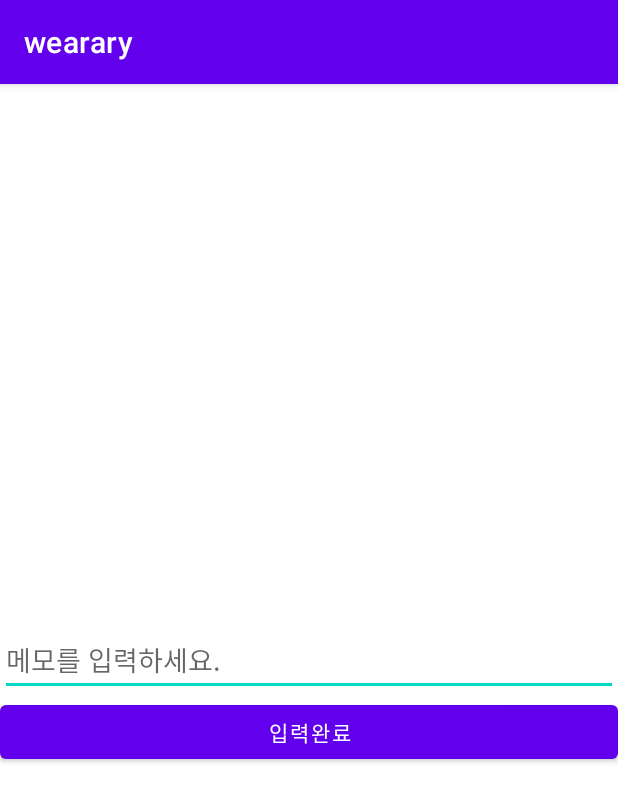
After one commit to EON-JOO/wearary, an Android app: the Activity3_addmemo screen opened directly, with no data from a screen before it, on a phone screen of 412 x 824 dp. The commit adds this screen. Shown: the top 802 px of the screen. Run offline under Robolectric (Android 15) with nearby library versions, the phone set to English and light mode, and no system bars.

Commit message:
Revert "Revert "Activity3 branch""

```diff
--- a/app/build.gradle
+++ b/app/build.gradle
@@ -33,6 +33,7 @@ dependencies {
     implementation 'androidx.appcompat:appcompat:1.2.0'
     implementation 'com.google.android.material:material:1.3.0'
     implementation 'androidx.constraintlayout:constraintlayout:2.0.4'
+    implementation "androidx.recyclerview:recyclerview:1.2.0"
     implementation 'androidx.preference:preference:1.1.1'
     testImplementation 'junit:junit:4.+'
     androidTestImplementation 'androidx.test.ext:junit:1.1.2'
--- /dev/null
+++ b/app/src/main/java/com/professsionalandroid/apps/wearary/Activity3_addmemo.java
@@ -0,0 +1,47 @@
+package com.professsionalandroid.apps.wearary;
+
+import androidx.appcompat.app.AppCompatActivity;
+
+import android.content.Intent;
+import android.os.Bundle;
+import android.view.View;
+import android.widget.EditText;
+import android.widget.Toast;
+
+import java.text.SimpleDateFormat;
+import java.util.Date;
+
+public class Activity3_addmemo extends AppCompatActivity {
+    EditText editText;
+
+    @Override
+    protected void onCreate(Bundle savedInstanceState) {
+        super.onCreate(savedInstanceState);
+        setContentView(R.layout.activity3_addmemo);
+
+        editText=findViewById(R.id.edtMemo);
+
+        findViewById(R.id.completeButton).setOnClickListener(new View.OnClickListener() {
+            @Override
+            public void onClick(View v) {
+                String str = editText.getText().toString();
+
+                if(str.length()>0){
+                    Date date = new Date();
+                    SimpleDateFormat simpleDateFormat = new SimpleDateFormat("yyyy-MM-dd");
+
+                    String substr = simpleDateFormat.format(date);
+
+                    Toast.makeText(Activity3_addmemo.this,str+","+substr,Toast.LENGTH_SHORT).show();
+
+                    Intent intent = new Intent();
+                    intent.putExtra("main",str);
+                    intent.putExtra("sub",substr);
+                    setResult(0,intent);
+
+                    finish();
+                }
+            }
+        });
+    }
+}
--- /dev/null
+++ b/app/src/main/res/layout/activity3_addmemo.xml
@@ -0,0 +1,25 @@
+<?xml version="1.0" encoding="utf-8"?>
+<RelativeLayout xmlns:android="http://schemas.android.com/apk/res/android"
+    xmlns:app="http://schemas.android.com/apk/res-auto"
+    xmlns:tools="http://schemas.android.com/tools"
+    android:layout_width="match_parent"
+    android:layout_height="match_parent"
+    tools:context=".Activity3_addmemo">
+
+    <EditText
+        android:id="@+id/edtMemo"
+        android:hint="메모를 입력하세요."
+        android:layout_width="match_parent"
+        android:layout_height="wrap_content"
+        android:layout_centerVertical="true"/>
+
+
+    <Button
+        android:id="@+id/completeButton"
+        android:layout_width="match_parent"
+        android:layout_height="wrap_content"
+        android:layout_below="@+id/edtMemo"
+        android:text="입력완료"/>
+
+
+</RelativeLayout>
```
Also changed, not shown: app/src/main/AndroidManifest.xml (+2 -6 lines), app/src/main/java/com/professsionalandroid/apps/wearary/Activity3_memo.java (added, +36 -0 lines), app/src/main/java/com/professsionalandroid/apps/wearary/activity3.java (+99 -0 lines), app/src/main/res/layout/activity3_list.xml (added, +26 -0 lines), app/src/main/res/layout/activity_3.xml (+14 -6 lines).
